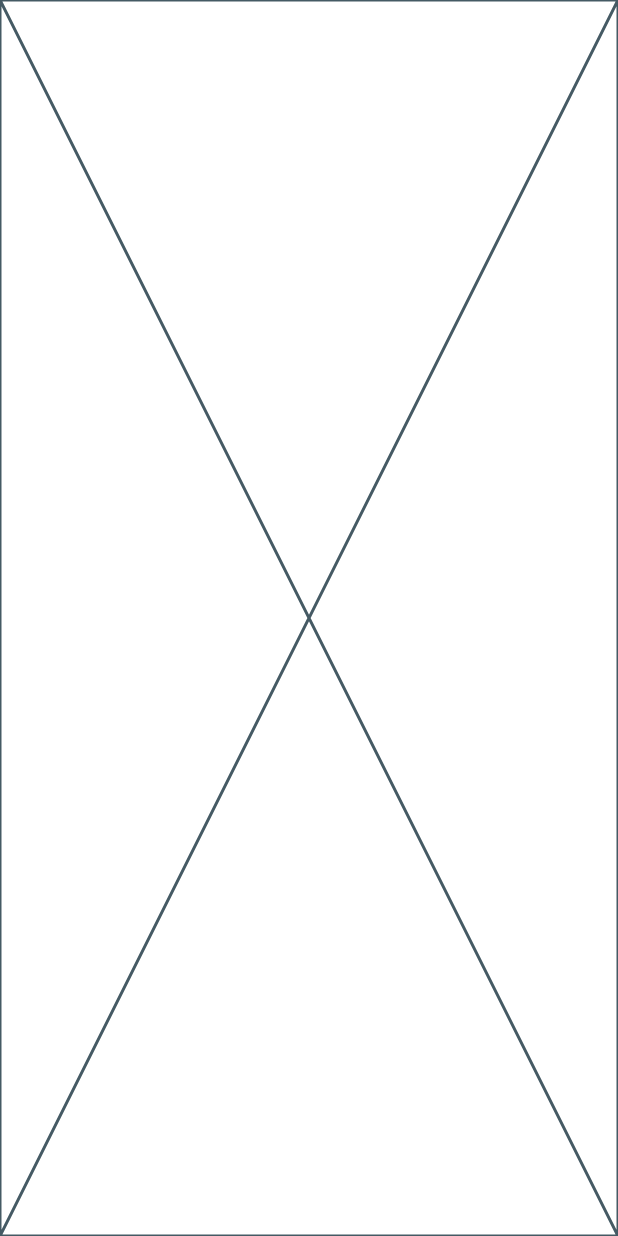
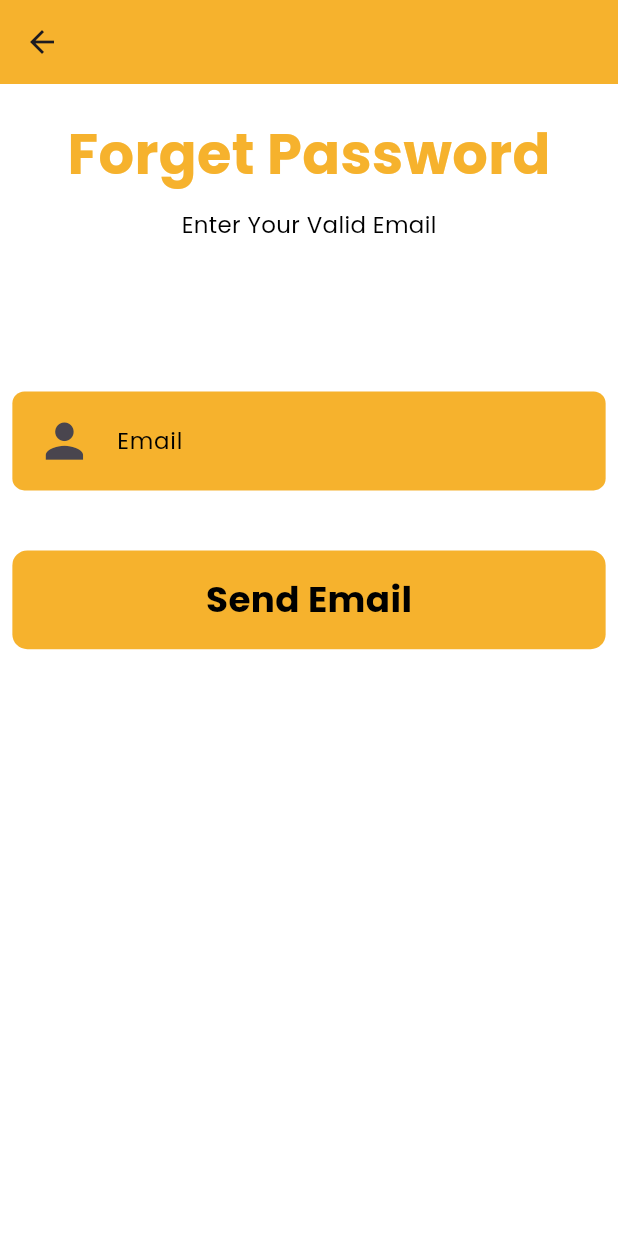
Before and after one commit to sadiqawan/AES_Project, a Flutter app: the screen it shows after launch, after a tap on "Forgot Password?", on a phone screen of 412 x 824 dp. Run offline on Flutter 3.47's test engine with Material 3 defaults, Android fonts, the light colour scheme and no system bars; our stand-ins replace get, google_fonts, shared_preferences, sizer; missing offline and left inert: fade_out_particle.

Commit message:
forgot  view done

```diff
--- a/lib/constant/cont_text.dart
+++ b/lib/constant/cont_text.dart
@@ -2,7 +2,12 @@ const appName = 'A Z O U R E';
 const login = 'Log In';
 const signUp = 'Sign Up';
 const register = 'Register';
+const email = 'Email';
+const send = 'Send Email';
+const password = 'Password';
+const fullName = 'Full Name';
 const enterYourName = 'Enter your name';
+const enterYourValidEmail = 'Enter Your Valid Email';
 const enterYourEmail = 'Enter your email';
 const enterYourPassword = 'Enter your password';
 const createNewAccount = 'Create your new account';
--- a/lib/main.dart
+++ b/lib/main.dart
@@ -18,7 +18,7 @@ class MyApp extends StatelessWidget {
     return Sizer(
       builder: (context, orientation, screenType) {
         return GetMaterialApp(
-          debugShowCheckedModeBanner: false, // Remove debug banner
+          debugShowCheckedModeBanner: true,
           title: 'ASE',
           theme: ThemeData(
             fontFamily: GoogleFonts.poppins().fontFamily,
--- a/lib/ui/mobile_ui/auth_views/forgot_view.dart
+++ b/lib/ui/mobile_ui/auth_views/forgot_view.dart
@@ -1,4 +1,14 @@
-import 'package:flutter/cupertino.dart';
+import 'package:ase/constant/cont_text.dart';
+import 'package:ase/extensions/size_box.dart';
+import 'package:ase/ui/mobile_ui/auth_views/auth_vm.dart';
+import 'package:flutter/material.dart';
+import 'package:get/get.dart';
+import 'package:sizer/sizer.dart';
+
+import '../../../constant/const_style.dart';
+import '../../../widgets/costum_button.dart';
+import '../../../widgets/custom_snakBar.dart';
+import '../../../widgets/custom_textfield.dart';
 
 class ForgotView extends StatefulWidget {
   const ForgotView({super.key});
@@ -10,6 +20,56 @@ class ForgotView extends StatefulWidget {
 class _ForgotViewState extends State<ForgotView> {
   @override
   Widget build(BuildContext context) {
-    return const Placeholder();
+    return _screen(context);
   }
 }
+
+Widget _screen(BuildContext context) {
+  AuthController authController = Get.put(AuthController());
+  return Scaffold(
+    appBar: AppBar(),
+    body: SingleChildScrollView(
+      child: Padding(
+        padding: EdgeInsets.symmetric(horizontal: 2.w),
+
+        child: Column(
+          crossAxisAlignment: CrossAxisAlignment.center,
+          children: [
+            20.height,
+            Text('Forget Password', style: kHeading2B.copyWith(fontSize: 25.sp)),
+            10.height,
+            Text(enterYourValidEmail, style: kSmallTitle1),
+            100.height,
+
+            CustomTextField(
+              keyboardType: TextInputType.emailAddress,
+              hint: email,
+              icon: Icons.person,
+              controller: authController.emailC,
+            ),
+            40.height,
+
+
+            Obx(() {
+              return CustomButton(
+                title: authController.isLoading.value ? loading : send,
+                onTap: () {
+                  if (authController.emailC.text.isEmpty ||
+                      authController.passC.text.isEmpty) {
+                    ErrorSnackbar.show(
+                      title: 'Failed',
+                      message: 'Error: Enter valid Credentials',
+                    );
+                  } else {
+                    // authController.login();
+                  }
+                },
+              );
+            }),
+
+          ],
+        ),
+      ),
+    ),
+  );
+}
--- a/lib/ui/mobile_ui/auth_views/login_view.dart
+++ b/lib/ui/mobile_ui/auth_views/login_view.dart
@@ -4,12 +4,14 @@ import 'package:ase/extensions/size_box.dart';
 import 'package:ase/ui/mobile_ui/auth_views/auth_vm.dart';
 import 'package:ase/ui/mobile_ui/auth_views/forgot_view.dart';
 import 'package:ase/ui/mobile_ui/auth_views/signup_view.dart';
+import 'package:ase/widgets/custom_snakBar.dart';
 import 'package:flutter/material.dart';
 import 'package:get/get.dart';
 import 'package:sizer/sizer.dart';
 import '../../../constant/cont_text.dart';
 import '../../../widgets/costum_button.dart';
 import '../../../widgets/custom_textfield.dart';
+
 class LoginView extends StatefulWidget {
   const LoginView({super.key});
 
@@ -35,11 +37,11 @@ Widget _screen(BuildContext context) {
             // Image with fixed size
             Image.asset(
               appLogo,
-              width: Get.width, // Adjust width as needed
-              height: 40.h, // Adjust height as needed
+              width: Get.width,
+              height: 40.h,
               fit:
                   BoxFit
-                      .contain, // Ensures the image fits within the given dimensions
+                      .contain,
             ),
 
             // Welcome text
@@ -91,11 +93,9 @@ Widget _screen(BuildContext context) {
                     onTap: () {
                       if (authController.emailC.text.isEmpty ||
                           authController.passC.text.isEmpty) {
-                        Get.snackbar(
-                          'Failed',
-                          'Error: Enter valid Credentials',
-                          snackPosition: SnackPosition.TOP,
-                          backgroundColor: Colors.red.withOpacity(.3),
+                        ErrorSnackbar.show(
+                          title: 'Failed',
+                          message: 'Error: Enter valid Credentials',
                         );
                       } else {
                         // authController.login();
```
Also changed, not shown: lib/ui/mobile_ui/auth_views/signup_view.dart (+12 -14 lines), lib/widgets/custom_snakBar.dart (added, +48 -0 lines).
